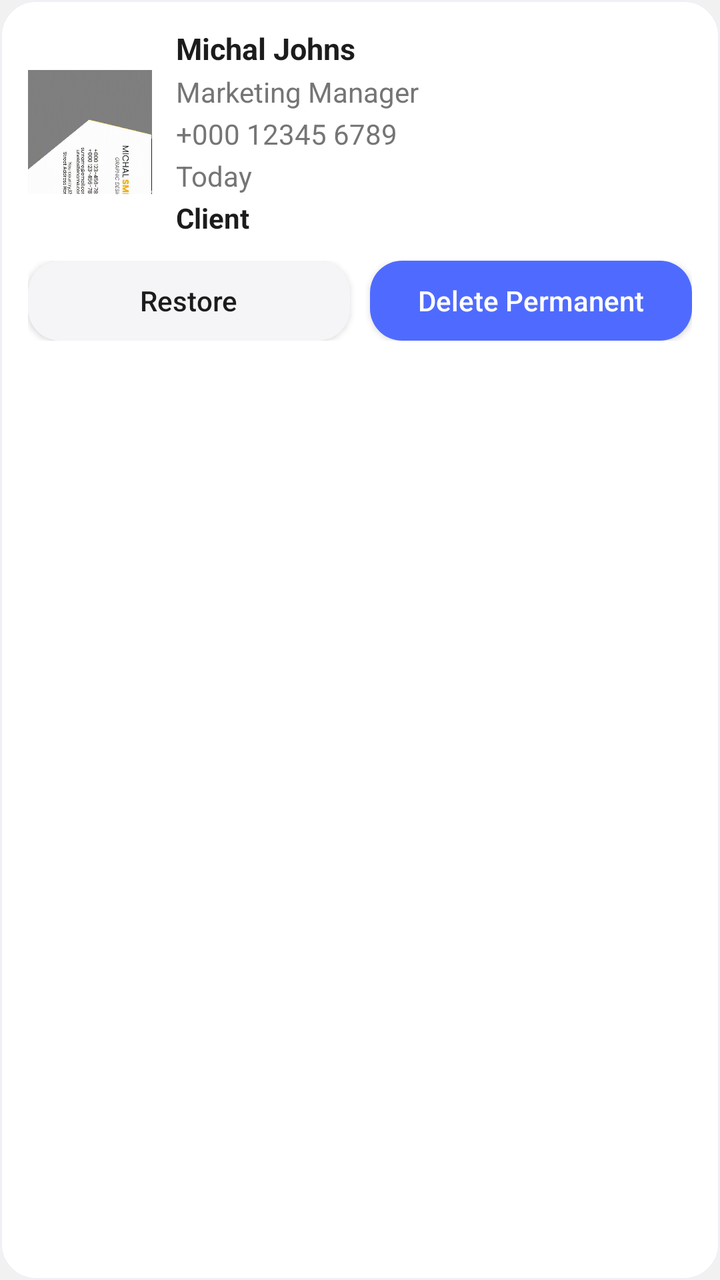
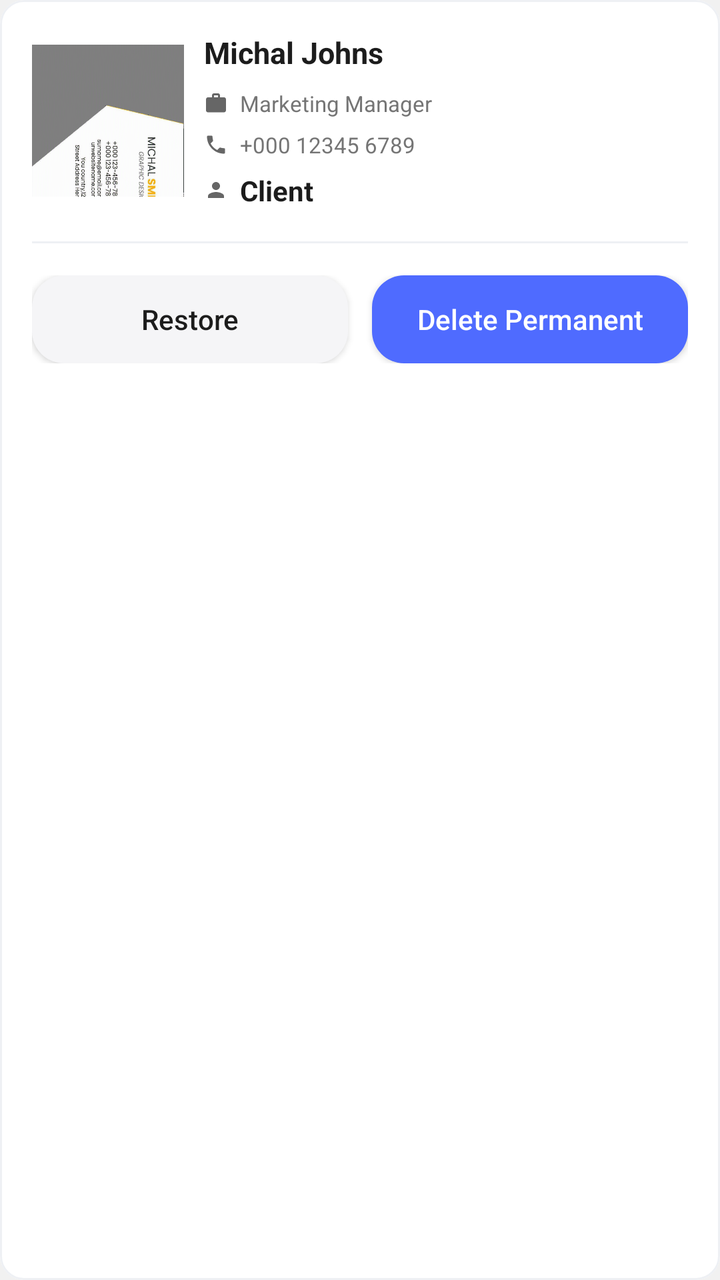

Screens rendered from an Android XML layout before and after an edit, with the pre-edit source and the edit as a unified diff.
<!-- AndroidManifest.xml: application theme Theme.BusinessCardScanner -->
<!-- res/layout/item_recycle_card.xml -->
<?xml version="1.0" encoding="utf-8"?>
<com.google.android.material.card.MaterialCardView xmlns:android="http://schemas.android.com/apk/res/android"
    xmlns:app="http://schemas.android.com/apk/res-auto"
    android:layout_width="match_parent"
    android:layout_height="wrap_content"
    android:layout_marginBottom="14dp"
    app:cardBackgroundColor="@color/white"
    app:cardCornerRadius="18dp"
    app:cardElevation="0dp"
    app:strokeColor="#EEF0F4"
    app:strokeWidth="1dp">

    <LinearLayout
        android:layout_width="match_parent"
        android:layout_height="wrap_content"
        android:orientation="vertical"
        android:padding="14dp">

        <LinearLayout
            android:layout_width="match_parent"
            android:layout_height="wrap_content"
            android:gravity="center_vertical"
            android:orientation="horizontal">

            <ImageView
                android:id="@+id/imgRecycleCard"
                android:layout_width="62dp"
                android:layout_height="62dp"
                android:contentDescription="@null"
                android:scaleType="centerCrop"
                android:src="@drawable/card_reference" />

            <LinearLayout
                android:layout_width="0dp"
                android:layout_height="wrap_content"
                android:layout_marginStart="12dp"
                android:layout_weight="1"
                android:orientation="vertical">

                <TextView
                    android:id="@+id/tvRecycleName"
                    android:layout_width="wrap_content"
                    android:layout_height="wrap_content"
                    android:text="@string/str_michal_johns"
                    android:textColor="@color/TextPrimary"
                    android:textSize="15sp"
                    android:textStyle="bold" />

                <TextView
                    android:id="@+id/tvRecycleRole"
                    android:layout_width="wrap_content"
                    android:layout_height="wrap_content"
                    android:layout_marginTop="2dp"
                    android:text="@string/str_marketing_manager"
                    android:textColor="@color/TextSecondary"
                    />

                <TextView
                    android:id="@+id/tvRecyclePhone"
                    android:layout_width="wrap_content"
                    android:layout_height="wrap_content"
                    android:layout_marginTop="2dp"
                    android:text="@string/str_000_12345_6789"
                    android:textColor="@color/TextSecondary"
                    />

                <TextView
                    android:id="@+id/tvRecycleDate"
                    android:layout_width="wrap_content"
                    android:layout_height="wrap_content"
                    android:layout_marginTop="2dp"
                    android:text="@string/str_today"
                    android:textColor="@color/TextSecondary"
                    />

                <TextView
                    android:id="@+id/tvRecycleCategory"
                    android:layout_width="wrap_content"
                    android:layout_height="wrap_content"
                    android:layout_marginTop="2dp"
                    android:text="@string/str_client"
                    android:textColor="@color/TextPrimary"
                    android:textStyle="bold" />
            </LinearLayout>
        </LinearLayout>

        <LinearLayout
            android:layout_width="match_parent"
            android:layout_height="wrap_content"
            android:layout_marginTop="12dp"
            android:orientation="horizontal">

            <Button
                android:id="@+id/btnRestore"
                android:layout_width="0dp"
                android:layout_height="40dp"
                android:layout_weight="1"
                android:background="@drawable/btn_neutral"
                android:backgroundTint="@null"
                android:text="@string/str_restore"
                android:textAllCaps="false"
                android:textColor="@color/TextPrimary" />

            <Button
                android:id="@+id/btnPermanentDelete"
                android:layout_width="0dp"
                android:layout_height="40dp"
                android:layout_marginStart="10dp"
                android:layout_weight="1"
                android:background="@drawable/btn_allow"
                android:backgroundTint="@null"
                android:text="@string/str_delete_permanent"
                android:textAllCaps="false"
                android:textColor="@color/white" />
        </LinearLayout>
    </LinearLayout>
</com.google.android.material.card.MaterialCardView>
<!-- resources referenced by this layout -->
<resources>
  <color name="TextPrimary">#1C1C1C</color>
  <color name="TextSecondary">#757575</color>
  <color name="white">#FFFFFF</color>
  <!-- drawable btn_allow (drawable) -->
  <?xml version="1.0" encoding="utf-8"?>
  <shape xmlns:android="http://schemas.android.com/apk/res/android">
  
      <solid android:color="@color/PrimaryBlue"/>
      <corners android:radius="16dp"/>
  
  </shape>
  <!-- drawable btn_neutral (drawable) -->
  <?xml version="1.0" encoding="utf-8"?>
  <shape xmlns:android="http://schemas.android.com/apk/res/android">
      <solid android:color="#F5F5F7" />
      <corners android:radius="16dp" />
  </shape>
  <!-- drawable card_reference: png bitmap (drawable, 232391 bytes) -->
  <string name="str_000_12345_6789">+000 12345 6789</string>
  <string name="str_client">Client</string>
  <string name="str_delete_permanent">Delete Permanent</string>
  <string name="str_marketing_manager">Marketing Manager</string>
  <string name="str_michal_johns">Michal Johns</string>
  <string name="str_restore">Restore</string>
  <string name="str_today">Today</string>
  <style name="Theme.BusinessCardScanner" parent="Base.Theme.BusinessCardScanner" />
  <color name="PrimaryBlue">#4F6BFF</color>
  <style name="Base.Theme.BusinessCardScanner" parent="Theme.Material3.Light.NoActionBar">
          <item name="colorPrimary">@color/PrimaryBlue</item>
          <item name="colorSecondary">@color/PrimaryBlue</item>
          <item name="android:colorBackground">@color/Background</item>
          <item name="colorSurface">@color/Surface</item>
          <item name="android:windowBackground">@color/Background</item>
          <item name="android:statusBarColor">@color/Background</item>
          <item name="android:navigationBarColor">@color/Background</item>
      </style>
  <color name="Background">#F1F1F1</color>
  <color name="Surface">#F1F1F1</color>
</resources>

<!-- the commit's change to res/layout/item_recycle_card.xml (unified diff, before → after) -->
@@ -3,9 +3,9 @@
     xmlns:app="http://schemas.android.com/apk/res-auto"
     android:layout_width="match_parent"
     android:layout_height="wrap_content"
-    android:layout_marginBottom="14dp"
+    android:layout_marginBottom="12dp"
     app:cardBackgroundColor="@color/white"
-    app:cardCornerRadius="18dp"
+    app:cardCornerRadius="12dp"
     app:cardElevation="0dp"
     app:strokeColor="#EEF0F4"
     app:strokeWidth="1dp">
@@ -14,28 +14,34 @@
         android:layout_width="match_parent"
         android:layout_height="wrap_content"
         android:orientation="vertical"
-        android:padding="14dp">
+        android:padding="16dp">
 
-        <LinearLayout
+        
+        <androidx.constraintlayout.widget.ConstraintLayout
             android:layout_width="match_parent"
-            android:layout_height="wrap_content"
-            android:gravity="center_vertical"
-            android:orientation="horizontal">
+            android:layout_height="wrap_content">
 
             <ImageView
                 android:id="@+id/imgRecycleCard"
-                android:layout_width="62dp"
-                android:layout_height="62dp"
+                android:layout_width="76dp"
+                android:layout_height="76dp"
+                android:scaleType="centerCrop"
+                android:src="@drawable/card_reference"
                 android:contentDescription="@null"
-                android:scaleType="centerCrop"
-                android:src="@drawable/card_reference" />
+                app:layout_constraintStart_toStartOf="parent"
+                app:layout_constraintTop_toTopOf="parent"
+                app:layout_constraintBottom_toBottomOf="parent" />
 
             <LinearLayout
+                android:id="@+id/contentLayout"
                 android:layout_width="0dp"
                 android:layout_height="wrap_content"
-                android:layout_marginStart="12dp"
-                android:layout_weight="1"
-                android:orientation="vertical">
+                android:layout_marginStart="10dp"
+                android:orientation="vertical"
+                app:layout_constraintStart_toEndOf="@id/imgRecycleCard"
+                app:layout_constraintTop_toTopOf="parent"
+                app:layout_constraintBottom_toBottomOf="parent"
+                app:layout_constraintEnd_toEndOf="parent">
 
                 <TextView
                     android:id="@+id/tvRecycleName"
@@ -46,54 +52,95 @@
                     android:textSize="15sp"
                     android:textStyle="bold" />
 
-                <TextView
-                    android:id="@+id/tvRecycleRole"
+                <LinearLayout
                     android:layout_width="wrap_content"
                     android:layout_height="wrap_content"
-                    android:layout_marginTop="2dp"
-                    android:text="@string/str_marketing_manager"
-                    android:textColor="@color/TextSecondary"
-                    />
+                    android:layout_marginTop="8dp"
+                    android:orientation="horizontal"
+                    android:gravity="center_vertical">
 
-                <TextView
-                    android:id="@+id/tvRecyclePhone"
+                    <ImageView
+                        android:layout_width="12dp"
+                        android:layout_height="12dp"
+                        android:src="@drawable/ic_briefcase"
+                        android:contentDescription="@null" />
+
+                    <TextView
+                        android:id="@+id/tvRecycleRole"
+                        android:layout_width="wrap_content"
+                        android:layout_height="wrap_content"
+                        android:layout_marginStart="6dp"
+                        android:text="@string/str_marketing_manager"
+                        android:textColor="@color/TextSecondary"
+                        android:textSize="11sp" />
+                </LinearLayout>
+
+                <LinearLayout
                     android:layout_width="wrap_content"
                     android:layout_height="wrap_content"
-                    android:layout_marginTop="2dp"
-                    android:text="@string/str_000_12345_6789"
-                    android:textColor="@color/TextSecondary"
-                    />
+                    android:layout_marginTop="6dp"
+                    android:orientation="horizontal"
+                    android:gravity="center_vertical">
 
-                <TextView
-                    android:id="@+id/tvRecycleDate"
+                    <ImageView
+                        android:layout_width="12dp"
+                        android:layout_height="12dp"
+                        android:src="@drawable/ic_phone"
+                        android:contentDescription="@null" />
+
+                    <TextView
+                        android:id="@+id/tvRecyclePhone"
+                        android:layout_width="wrap_content"
+                        android:layout_height="wrap_content"
+                        android:layout_marginStart="6dp"
+                        android:text="@string/str_000_12345_6789"
+                        android:textColor="@color/TextSecondary"
+                        android:textSize="11sp" />
+                </LinearLayout>
+
+                <LinearLayout
                     android:layout_width="wrap_content"
                     android:layout_height="wrap_content"
-                    android:layout_marginTop="2dp"
-                    android:text="@string/str_today"
-                    android:textColor="@color/TextSecondary"
-                    />
+                    android:layout_marginTop="6dp"
+                    android:orientation="horizontal"
+                    android:gravity="center_vertical">
 
-                <TextView
-                    android:id="@+id/tvRecycleCategory"
-                    android:layout_width="wrap_content"
-                    android:layout_height="wrap_content"
-                    android:layout_marginTop="2dp"
-                    android:text="@string/str_client"
-                    android:textColor="@color/TextPrimary"
-                    android:textStyle="bold" />
+                    <ImageView
+                        android:layout_width="12dp"
+                        android:layout_height="12dp"
+                        android:src="@drawable/ic_badge"
+                        android:contentDescription="@null" />
+
+                    <TextView
+                        android:id="@+id/tvRecycleCategory"
+                        android:layout_width="wrap_content"
+                        android:layout_height="wrap_content"
+                        android:layout_marginStart="6dp"
+                        android:text="@string/str_client"
+                        android:textColor="@color/TextPrimary"
+                        android:textStyle="bold" />
+                </LinearLayout>
             </LinearLayout>
-        </LinearLayout>
+        </androidx.constraintlayout.widget.ConstraintLayout>
 
+        
+        <View
+            android:layout_width="match_parent"
+            android:layout_height="1dp"
+            android:layout_marginTop="16dp"
+            android:layout_marginBottom="16dp"
+            android:background="#EEF0F4" />
+
+        
         <LinearLayout
             android:layout_width="match_parent"
             android:layout_height="wrap_content"
-            android:layout_marginTop="12dp"
             android:orientation="horizontal">
 
             <Button
                 android:id="@+id/btnRestore"
                 android:layout_width="0dp"
-                android:layout_height="40dp"
+                android:layout_height="44dp"
                 android:layout_weight="1"
                 android:background="@drawable/btn_neutral"
                 android:backgroundTint="@null"
@@ -104,8 +151,8 @@
             <Button
                 android:id="@+id/btnPermanentDelete"
                 android:layout_width="0dp"
-                android:layout_height="40dp"
-                android:layout_marginStart="10dp"
+                android:layout_height="44dp"
+                android:layout_marginStart="12dp"
                 android:layout_weight="1"
                 android:background="@drawable/btn_allow"
                 android:backgroundTint="@null"
@@ -113,5 +160,13 @@
                 android:textAllCaps="false"
                 android:textColor="@color/white" />
         </LinearLayout>
+
+        
+        <TextView
+            android:id="@+id/tvRecycleDate"
+            android:layout_width="wrap_content"
+            android:layout_height="wrap_content"
+            android:visibility="gone" />
+
     </LinearLayout>
 </com.google.android.material.card.MaterialCardView>
<!-- resource entries referenced after the edit -->
@@ -18,13 +18,35 @@
       <corners android:radius="16dp" />
   </shape>
   <!-- drawable card_reference: png bitmap (drawable, 232391 bytes) -->
+  <!-- drawable ic_badge (drawable) -->
+  <?xml version="1.0" encoding="utf-8"?>
+  <vector xmlns:android="http://schemas.android.com/apk/res/android"
+      android:width="24dp" android:height="24dp"
+      android:viewportWidth="24.0" android:viewportHeight="24.0"
+      android:tint="#666666">
+      <path android:fillColor="#FF000000" android:pathData="M12,12c2.21,0 4,-1.79 4,-4s-1.79,-4 -4,-4 -4,1.79 -4,4 1.79,4 4,4zM12,14c-2.67,0 -8,1.34 -8,4v2h16v-2c0,-2.66 -5.33,-4 -8,-4z"/>
+  </vector>
+  <!-- drawable ic_briefcase (drawable) -->
+  <?xml version="1.0" encoding="utf-8"?>
+  <vector xmlns:android="http://schemas.android.com/apk/res/android"
+      android:width="24dp" android:height="24dp"
+      android:viewportWidth="24.0" android:viewportHeight="24.0"
+      android:tint="#666666">
+      <path android:fillColor="#FF000000" android:pathData="M20,6h-4V4c0,-1.11 -0.89,-2 -2,-2h-4c-1.11,0 -2,0.89 -2,2v2H4c-1.11,0 -1.99,0.89 -1.99,2L2,19c0,1.11 0.89,2 2,2h16c1.11,0 2,-0.89 2,-2V8c0,-1.11 -0.89,-2 -2,-2zM14,6h-4V4h4v2z"/>
+  </vector>
+  <!-- drawable ic_phone (drawable) -->
+  <vector xmlns:android="http://schemas.android.com/apk/res/android"
+      android:width="24dp" android:height="24dp"
+      android:viewportWidth="24.0" android:viewportHeight="24.0"
+      android:tint="#666666">
+      <path android:fillColor="#FF000000" android:pathData="M6.62,10.79c1.44,2.83 3.76,5.14 6.59,6.59l2.2,-2.2c0.27,-0.27 0.67,-0.36 1.02,-0.24 1.12,0.37 2.33,0.57 3.57,0.57 0.55,0 1,0.45 1,1V20c0,0.55 -0.45,1 -1,1 -9.39,0 -17,-7.61 -17,-17 0,-0.55 0.45,-1 1,-1h3.5c0.55,0 1,0.45 1,1 0,1.25 0.2,2.45 0.57,3.57 0.11,0.35 0.03,0.74 -0.25,1.02l-2.2,2.2z"/>
+  </vector>
   <string name="str_000_12345_6789">+000 12345 6789</string>
   <string name="str_client">Client</string>
   <string name="str_delete_permanent">Delete Permanent</string>
   <string name="str_marketing_manager">Marketing Manager</string>
   <string name="str_michal_johns">Michal Johns</string>
   <string name="str_restore">Restore</string>
-  <string name="str_today">Today</string>
   <style name="Theme.BusinessCardScanner" parent="Base.Theme.BusinessCardScanner" />
   <color name="PrimaryBlue">#4F6BFF</color>
   <style name="Base.Theme.BusinessCardScanner" parent="Theme.Material3.Light.NoActionBar">
